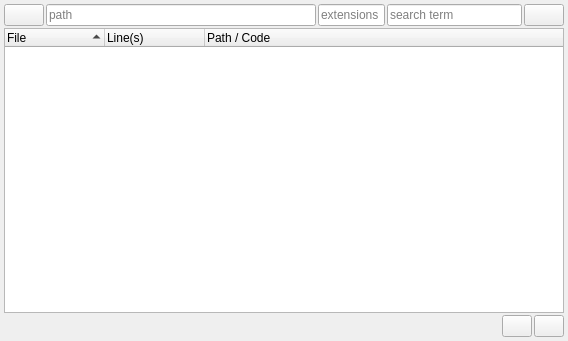
Qt form plugins/find_files/find_files.ui (rkyleg/scope) before a commit.
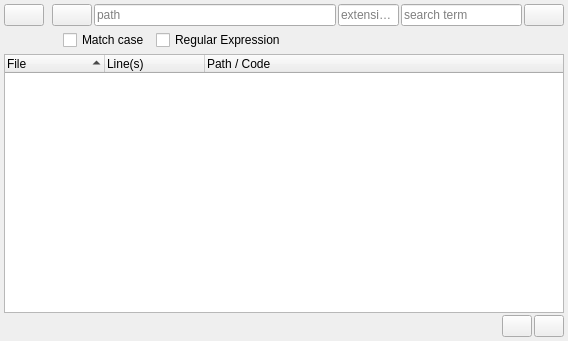
The same form after that commit. Icons and pictures are not drawn.

Commit message: find_files plugin - added case and regular expression search options

The edit to the form file:
```diff
--- a/plugins/find_files/find_files.ui
+++ b/plugins/find_files/find_files.ui
@@ -35,7 +35,7 @@
       <property name="spacing">
        <number>2</number>
       </property>
-      <item row="1" column="0" colspan="3">
+      <item row="2" column="0" colspan="3">
        <widget class="QTreeWidget" name="tr_results">
         <property name="styleSheet">
          <string notr="true"> QTreeWidget::branch:has-siblings:!adjoins-item {
@@ -85,6 +85,23 @@
           <number>2</number>
          </property>
          <item row="0" column="0">
+          <widget class="QPushButton" name="b_browse_2">
+           <property name="toolTip">
+            <string>search settings</string>
+           </property>
+           <property name="text">
+            <string/>
+           </property>
+           <property name="icon">
+            <iconset>
+             <normaloff>../../style/img/wrench.png</normaloff>../../style/img/wrench.png</iconset>
+           </property>
+           <property name="checkable">
+            <bool>true</bool>
+           </property>
+          </widget>
+         </item>
+         <item row="0" column="2">
           <widget class="QPushButton" name="b_browse">
            <property name="toolTip">
             <string>select a path</string>
@@ -96,12 +113,9 @@
             <iconset>
              <normaloff>../../style/img/file_open.png</normaloff>../../style/img/file_open.png</iconset>
            </property>
-           <property name="checkable">
-            <bool>true</bool>
-           </property>
           </widget>
          </item>
-         <item row="0" column="1">
+         <item row="0" column="3">
           <widget class="QLineEdit" name="le_path">
            <property name="sizePolicy">
             <sizepolicy hsizetype="Expanding" vsizetype="Fixed">
@@ -117,7 +131,7 @@
            </property>
           </widget>
          </item>
-         <item row="0" column="2">
+         <item row="0" column="4">
           <widget class="QLineEdit" name="le_ext">
            <property name="sizePolicy">
             <sizepolicy hsizetype="Expanding" vsizetype="Fixed">
@@ -136,7 +150,7 @@
            </property>
           </widget>
          </item>
-         <item row="0" column="3">
+         <item row="0" column="5">
           <widget class="QLineEdit" name="le_search">
            <property name="sizePolicy">
             <sizepolicy hsizetype="Expanding" vsizetype="Fixed">
@@ -155,7 +169,7 @@
            </property>
           </widget>
          </item>
-         <item row="0" column="4">
+         <item row="0" column="6">
           <widget class="QPushButton" name="b_search">
            <property name="toolTip">
             <string>search</string>
@@ -172,10 +186,26 @@
            </property>
           </widget>
          </item>
+         <item row="0" column="1">
+          <spacer name="horizontalSpacer">
+           <property name="orientation">
+            <enum>Qt::Horizontal</enum>
+           </property>
+           <property name="sizeType">
+            <enum>QSizePolicy::Fixed</enum>
+           </property>
+           <property name="sizeHint" stdset="0">
+            <size>
+             <width>6</width>
+             <height>20</height>
+            </size>
+           </property>
+          </spacer>
+         </item>
         </layout>
        </widget>
       </item>
-      <item row="2" column="0" colspan="3">
+      <item row="3" column="0" colspan="3">
        <widget class="QFrame" name="frame">
         <property name="frameShape">
          <enum>QFrame::NoFrame</enum>
@@ -249,6 +279,73 @@
         </layout>
        </widget>
       </item>
+      <item row="1" column="0" colspan="3">
+       <widget class="QFrame" name="fr_settings">
+        <property name="frameShape">
+         <enum>QFrame::NoFrame</enum>
+        </property>
+        <property name="frameShadow">
+         <enum>QFrame::Raised</enum>
+        </property>
+        <layout class="QGridLayout" name="gridLayout_5">
+         <property name="topMargin">
+          <number>2</number>
+         </property>
+         <property name="rightMargin">
+          <number>2</number>
+         </property>
+         <property name="bottomMargin">
+          <number>2</number>
+         </property>
+         <item row="0" column="1">
+          <widget class="QCheckBox" name="ckbx_case">
+           <property name="text">
+            <string>Match case</string>
+           </property>
+          </widget>
+         </item>
+         <item row="0" column="2">
+          <widget class="QCheckBox" name="ckbx_reg">
+           <property name="toolTip">
+            <string>Search term is a regular expression (Python format)</string>
+           </property>
+           <property name="text">
+            <string>Regular Expression</string>
+           </property>
+          </widget>
+         </item>
+         <item row="0" column="3">
+          <spacer name="horizontalSpacer_2">
+           <property name="orientation">
+            <enum>Qt::Horizontal</enum>
+           </property>
+           <property name="sizeHint" stdset="0">
+            <size>
+             <width>40</width>
+             <height>20</height>
+            </size>
+           </property>
+          </spacer>
+         </item>
+         <item row="0" column="0">
+          <spacer name="horizontalSpacer_3">
+           <property name="orientation">
+            <enum>Qt::Horizontal</enum>
+           </property>
+           <property name="sizeType">
+            <enum>QSizePolicy::Fixed</enum>
+           </property>
+           <property name="sizeHint" stdset="0">
+            <size>
+             <width>50</width>
+             <height>20</height>
+            </size>
+           </property>
+          </spacer>
+         </item>
+        </layout>
+       </widget>
+      </item>
      </layout>
     </widget>
    </item>
```
Left out of the diff: 20 changed lines with no effect on the pictures. The commit also changes 2 other files.
